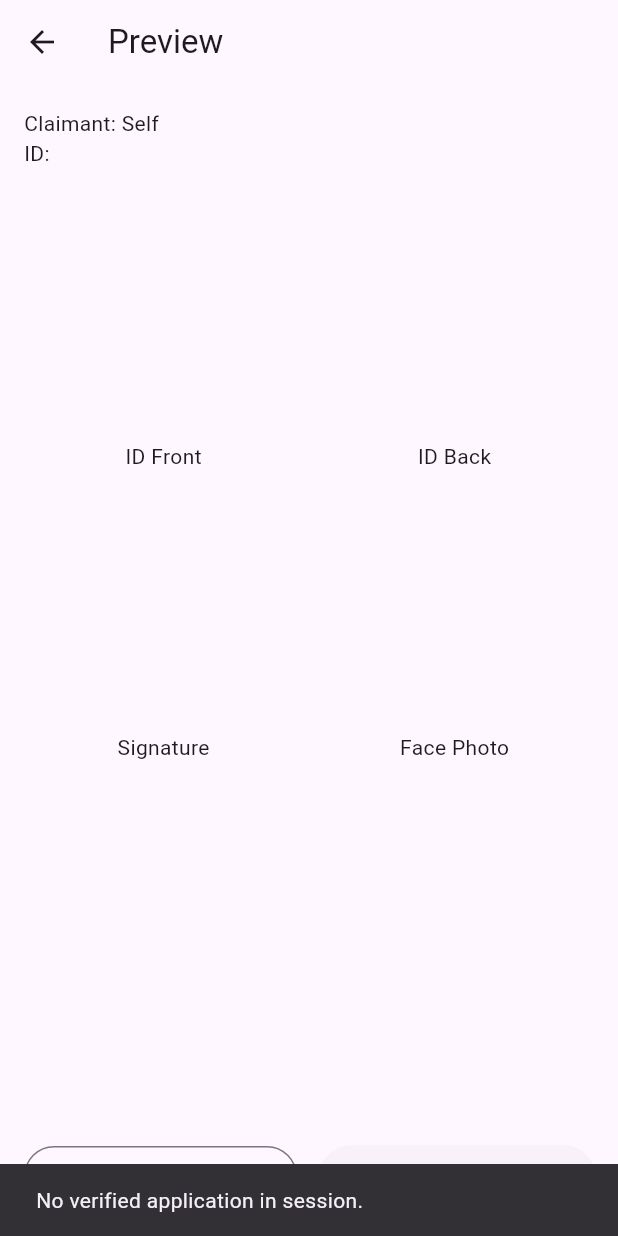
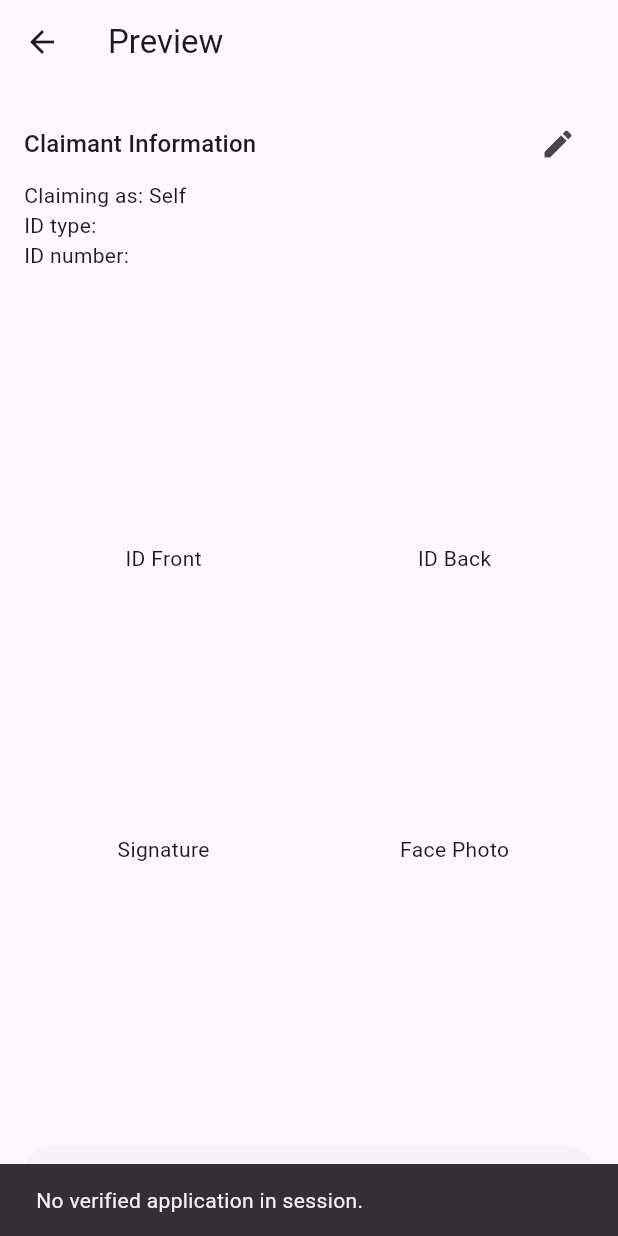
Before and after one commit to g8devt/QRScannerLGU, a Flutter app: the PreviewPage screen opened directly, after a tap on "Submit", on a phone screen of 412 x 824 dp. Run offline on Flutter 3.47's test engine with Material 3 defaults, Android fonts, the phone set to English and light mode, and no system bars; our stand-ins replace equatable, flutter_bloc, image_picker, signature; missing offline and left inert: mobile_scanner.

Commit message:
update preview

```diff
--- a/lib/features/social_service_claim/presentation/pages/preview_page.dart
+++ b/lib/features/social_service_claim/presentation/pages/preview_page.dart
@@ -7,7 +7,7 @@ import '../../domain/entities/claimant_info.dart';
 import '../bloc/claim_bloc.dart';
 import '../bloc/claim_event.dart';
 import '../bloc/claim_state.dart';
-import 'capture_id_page.dart';
+import 'claimant_info_page.dart';
 import 'confirm_claim_page.dart';
 
 class PreviewPage extends StatelessWidget {
@@ -47,8 +47,27 @@ class PreviewPage extends StatelessWidget {
                   child: ListView(
                     padding: const EdgeInsets.all(16),
                     children: [
-                      Text('Claimant: ${claimant.type == ClaimantType.self ? 'Self' : claimant.name}'),
-                      Text('ID: ${claimant.idType} ${claimant.idNumber}'),
+                      Row(
+                        children: [
+                          Expanded(
+                            child: Text('Claimant Information', style: Theme.of(context).textTheme.titleMedium),
+                          ),
+                          IconButton(
+                            tooltip: 'Edit claimant information',
+                            icon: const Icon(Icons.edit),
+                            onPressed: () => Navigator.of(context).push(
+                              MaterialPageRoute(builder: (_) => const ClaimantInfoPage()),
+                            ),
+                          ),
+                        ],
+                      ),
+                      Text('Claiming as: ${claimant.type == ClaimantType.self ? 'Self' : 'Representative'}'),
+                      if (claimant.type == ClaimantType.representative) ...[
+                        Text('Representative name: ${claimant.name}'),
+                        Text('Relation to applicant: ${claimant.relation}'),
+                      ],
+                      Text('ID type: ${claimant.idType}'),
+                      Text('ID number: ${claimant.idNumber}'),
                       const SizedBox(height: 16),
                       GridView.count(
                         crossAxisCount: 2,
@@ -75,18 +94,6 @@ class PreviewPage extends StatelessWidget {
                 ),
                 Padding(
                   padding: const EdgeInsets.all(16),
-                  child: Row(
-                    children: [
-                      Expanded(
-                        child: OutlinedButton(
-                          onPressed: () => Navigator.of(context).push(
-                            MaterialPageRoute(builder: (_) => const CaptureIdPage()),
-                          ),
-                          child: const Text('Retake'),
-                        ),
-                      ),
-                      const SizedBox(width: 16),
-                      Expanded(
                   child: ElevatedButton(
                     onPressed: state.status == ClaimStatus.submitting
                         ? null
@@ -97,9 +104,6 @@ class PreviewPage extends StatelessWidget {
                   ),
                 ),
               ],
-                  ),
-                ),
-              ],
             );
           },
         ),
```
Also changed, not shown: lib/features/social_service_claim/presentation/pages/claimant_info_page.dart (+28 -0 lines). Lines whose indentation alone changed are shown as unchanged.
